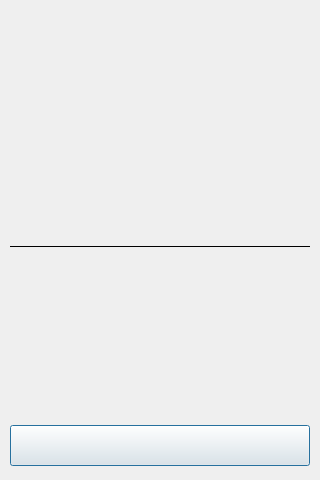
Above: Source/Gui/MainWindow.ui from Jopdevries/AirPodsDesktop before the change. Below: the same form after it.
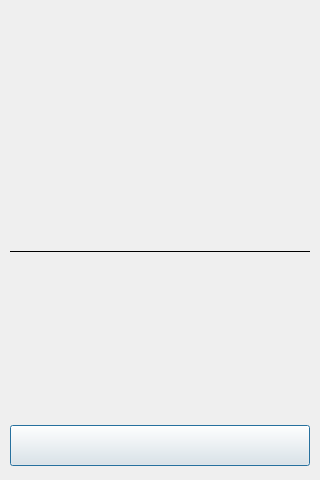
That is the form after the change.

Commit message: refactor: align popup controls with macOS

```diff
--- a/Source/Gui/MainWindow.ui
+++ b/Source/Gui/MainWindow.ui
@@ -7,51 +7,56 @@
   <property name="minimumSize"><size><width>320</width><height>0</height></size></property>
   <layout class="QVBoxLayout" name="mainLayout">
    <property name="leftMargin"><number>10</number></property>
-   <property name="topMargin"><number>12</number></property>
+   <property name="topMargin"><number>7</number></property>
    <property name="rightMargin"><number>10</number></property>
    <property name="bottomMargin"><number>14</number></property>
-   <property name="spacing"><number>4</number></property>
+   <property name="spacing"><number>0</number></property>
    <item>
     <widget class="QWidget" name="headerContainer">
      <property name="sizePolicy"><sizepolicy hsizetype="Preferred" vsizetype="Fixed"><horstretch>0</horstretch><verstretch>0</verstretch></sizepolicy></property>
-     <property name="minimumSize"><size><width>0</width><height>28</height></size></property>
-     <layout class="QHBoxLayout" name="layoutHeader">
-      <property name="leftMargin"><number>0</number></property><property name="topMargin"><number>0</number></property><property name="rightMargin"><number>0</number></property><property name="bottomMargin"><number>0</number></property><property name="spacing"><number>0</number></property>
-      <item><spacer name="headerLeadingSpacer"><property name="orientation"><enum>Qt::Horizontal</enum></property><property name="sizeType"><enum>QSizePolicy::Fixed</enum></property><property name="sizeHint" stdset="0"><size><width>28</width><height>20</height></size></property></spacer></item>
-      <item>
+     <property name="minimumSize"><size><width>0</width><height>73</height></size></property>
+     <property name="maximumSize"><size><width>16777215</width><height>73</height></size></property>
+     <layout class="QGridLayout" name="layoutHeader">
+      <property name="leftMargin"><number>0</number></property><property name="topMargin"><number>0</number></property><property name="rightMargin"><number>0</number></property><property name="bottomMargin"><number>0</number></property><property name="horizontalSpacing"><number>0</number></property><property name="verticalSpacing"><number>2</number></property>
+      <item row="0" column="0"><spacer name="headerLeadingSpacer"><property name="orientation"><enum>Qt::Horizontal</enum></property><property name="sizeType"><enum>QSizePolicy::Fixed</enum></property><property name="sizeHint" stdset="0"><size><width>30</width><height>30</height></size></property></spacer></item>
+      <item row="0" column="1"><spacer name="headerMiddleSpacer"><property name="orientation"><enum>Qt::Horizontal</enum></property><property name="sizeType"><enum>QSizePolicy::Expanding</enum></property><property name="sizeHint" stdset="0"><size><width>240</width><height>30</height></size></property></spacer></item>
+      <item row="0" column="2">
+       <widget class="QWidget" name="gridLayoutWidget_2">
+        <property name="sizePolicy"><sizepolicy hsizetype="Fixed" vsizetype="Fixed"><horstretch>0</horstretch><verstretch>0</verstretch></sizepolicy></property><property name="minimumSize"><size><width>30</width><height>30</height></size></property><property name="maximumSize"><size><width>30</width><height>30</height></size></property>
+        <layout class="QGridLayout" name="layoutClose"><property name="leftMargin"><number>0</number></property><property name="topMargin"><number>0</number></property><property name="rightMargin"><number>0</number></property><property name="bottomMargin"><number>0</number></property></layout>
+       </widget>
+      </item>
+      <item row="1" column="0" colspan="3">
        <widget class="QLabel" name="deviceLabel">
-        <property name="sizePolicy"><sizepolicy hsizetype="Expanding" vsizetype="Preferred"><horstretch>0</horstretch><verstretch>0</verstretch></sizepolicy></property>
+        <property name="sizePolicy"><sizepolicy hsizetype="Expanding" vsizetype="Fixed"><horstretch>0</horstretch><verstretch>0</verstretch></sizepolicy></property>
+        <property name="minimumSize"><size><width>0</width><height>32</height></size></property><property name="maximumSize"><size><width>16777215</width><height>32</height></size></property>
         <property name="font"><font><pointsize>18</pointsize><weight>50</weight><bold>false</bold></font></property>
         <property name="toolTipDuration"><number>5000</number></property><property name="text"><string/></property><property name="alignment"><set>Qt::AlignCenter</set></property>
        </widget>
       </item>
-      <item>
-       <widget class="QWidget" name="gridLayoutWidget_2">
-        <property name="sizePolicy"><sizepolicy hsizetype="Fixed" vsizetype="Fixed"><horstretch>0</horstretch><verstretch>0</verstretch></sizepolicy></property><property name="minimumSize"><size><width>28</width><height>28</height></size></property><property name="maximumSize"><size><width>28</width><height>28</height></size></property>
-        <layout class="QGridLayout" name="layoutClose"><property name="leftMargin"><number>0</number></property><property name="topMargin"><number>0</number></property><property name="rightMargin"><number>0</number></property><property name="bottomMargin"><number>0</number></property></layout>
-       </widget>
-      </item>
+      <item row="2" column="0" colspan="3"><spacer name="headerBottomSpacer"><property name="orientation"><enum>Qt::Vertical</enum></property><property name="sizeType"><enum>QSizePolicy::Expanding</enum></property><property name="sizeHint" stdset="0"><size><width>20</width><height>9</height></size></property></spacer></item>
      </layout>
     </widget>
    </item>
-   <item>
+   <item alignment="Qt::AlignHCenter">
     <widget class="QWidget" name="gridLayoutWidget">
-     <property name="sizePolicy"><sizepolicy hsizetype="Preferred" vsizetype="Fixed"><horstretch>0</horstretch><verstretch>0</verstretch></sizepolicy></property><property name="minimumSize"><size><width>0</width><height>150</height></size></property><property name="maximumSize"><size><width>16777215</width><height>150</height></size></property>
+     <property name="sizePolicy"><sizepolicy hsizetype="Fixed" vsizetype="Fixed"><horstretch>0</horstretch><verstretch>0</verstretch></sizepolicy></property><property name="minimumSize"><size><width>240</width><height>120</height></size></property><property name="maximumSize"><size><width>240</width><height>120</height></size></property>
      <layout class="QGridLayout" name="layoutAnimation"><property name="leftMargin"><number>0</number></property><property name="topMargin"><number>0</number></property><property name="rightMargin"><number>0</number></property><property name="bottomMargin"><number>0</number></property></layout>
     </widget>
    </item>
-   <item>
+   <item alignment="Qt::AlignHCenter">
     <widget class="QWidget" name="batteryRow">
-     <property name="sizePolicy"><sizepolicy hsizetype="Preferred" vsizetype="Fixed"><horstretch>0</horstretch><verstretch>0</verstretch></sizepolicy></property><property name="minimumSize"><size><width>0</width><height>44</height></size></property>
-     <layout class="QHBoxLayout" name="layoutBatteries"><property name="leftMargin"><number>0</number></property><property name="topMargin"><number>0</number></property><property name="rightMargin"><number>0</number></property><property name="bottomMargin"><number>0</number></property><property name="spacing"><number>8</number></property>
+     <property name="sizePolicy"><sizepolicy hsizetype="Fixed" vsizetype="Fixed"><horstretch>0</horstretch><verstretch>0</verstretch></sizepolicy></property><property name="minimumSize"><size><width>240</width><height>51</height></size></property><property name="maximumSize"><size><width>240</width><height>51</height></size></property>
+     <layout class="QHBoxLayout" name="layoutBatteries"><property name="leftMargin"><number>0</number></property><property name="topMargin"><number>0</number></property><property name="rightMargin"><number>0</number></property><property name="bottomMargin"><number>0</number></property><property name="spacing"><number>0</number></property>
       <item>
-       <widget class="QWidget" name="podsBatteryContainer"><property name="sizePolicy"><sizepolicy hsizetype="Expanding" vsizetype="Fixed"><horstretch>2</horstretch><verstretch>0</verstretch></sizepolicy></property><property name="minimumSize"><size><width>0</width><height>44</height></size></property>
+       <widget class="QWidget" name="podsBatteryContainer"><property name="sizePolicy"><sizepolicy hsizetype="Fixed" vsizetype="Fixed"><horstretch>0</horstretch><verstretch>0</verstretch></sizepolicy></property><property name="minimumSize"><size><width>141</width><height>51</height></size></property><property name="maximumSize"><size><width>141</width><height>51</height></size></property>
         <layout class="QHBoxLayout" name="horizontalLayout"><property name="leftMargin"><number>0</number></property><property name="topMargin"><number>0</number></property><property name="rightMargin"><number>0</number></property><property name="bottomMargin"><number>0</number></property><item><spacer name="horizontalSpacer"><property name="orientation"><enum>Qt::Horizontal</enum></property><property name="sizeType"><enum>QSizePolicy::Expanding</enum></property></spacer></item><item><layout class="QHBoxLayout" name="layoutPods"><property name="spacing"><number>12</number></property></layout></item><item><spacer name="horizontalSpacer_2"><property name="orientation"><enum>Qt::Horizontal</enum></property><property name="sizeType"><enum>QSizePolicy::Expanding</enum></property></spacer></item></layout>
        </widget>
       </item>
       <item>
        <widget class="QWidget" name="caseBatteryContainer"><property name="sizePolicy"><sizepolicy hsizetype="Expanding" vsizetype="Fixed"><horstretch>1</horstretch><verstretch>0</verstretch></sizepolicy></property><property name="minimumSize"><size><width>0</width><height>44</height></size></property><layout class="QHBoxLayout" name="layoutCase"><property name="leftMargin"><number>0</number></property><property name="topMargin"><number>0</number></property><property name="rightMargin"><number>0</number></property><property name="bottomMargin"><number>0</number></property></layout></widget>
       </item>
+      <item><spacer name="batteryTrailingSpacer"><property name="orientation"><enum>Qt::Horizontal</enum></property><property name="sizeType"><enum>QSizePolicy::Expanding</enum></property><property name="sizeHint" stdset="0"><size><width>18</width><height>20</height></size></property></spacer></item>
      </layout>
     </widget>
    </item>
```
Left out of the diff: 2 changed lines with no effect on the pictures. The commit also changes 5 other files.
